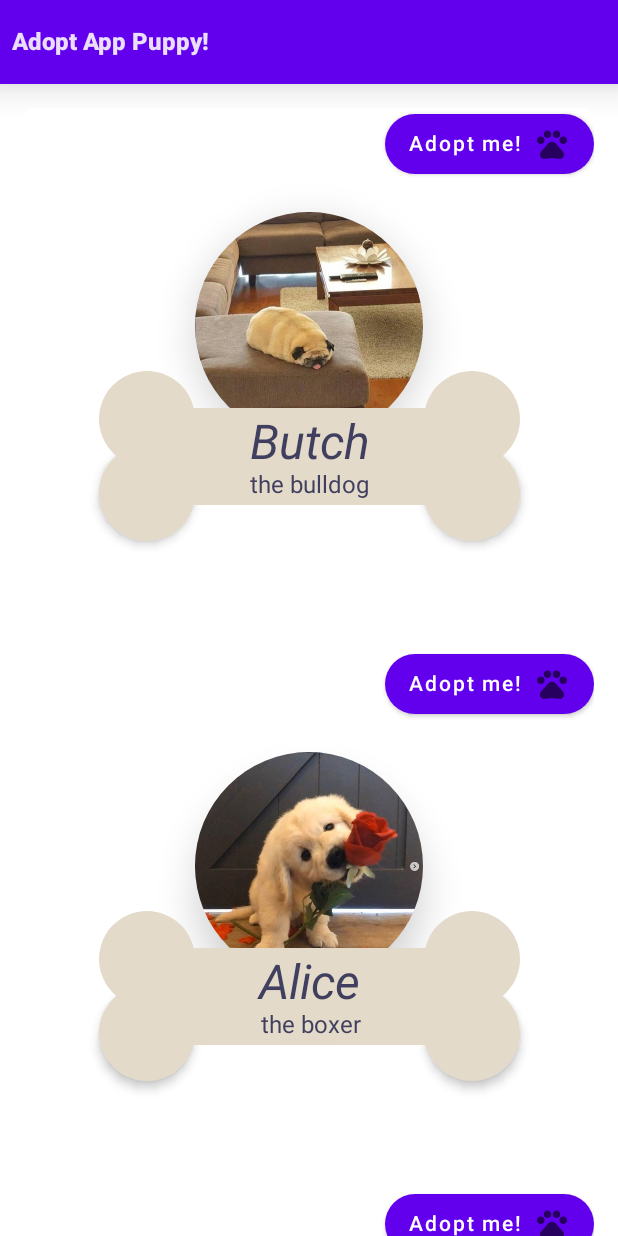
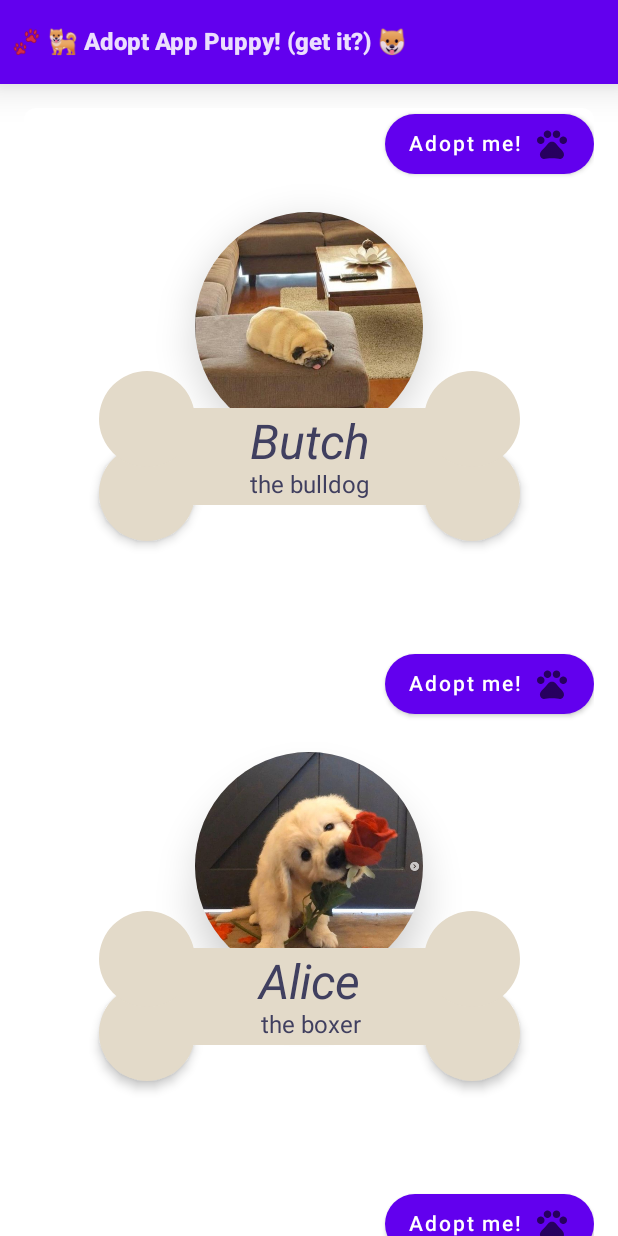
Before and after one commit to NanoSpicer/AdoptAppUppy, an Android app built with Jetpack Compose: the screen it shows after launch (MainActivity), on a phone screen of 412 x 824 dp. Run offline under Robolectric (Android 15) with nearby library versions, the phone set to English and light mode, and no system bars.

Commit message:
Adds icon

```diff
--- a/app/src/main/java/com/example/androiddevchallenge/MainActivity.kt
+++ b/app/src/main/java/com/example/androiddevchallenge/MainActivity.kt
@@ -102,7 +102,7 @@ fun Toolbar() {
             modifier = Modifier.padding(horizontal = 8.dp),
             verticalAlignment = Alignment.CenterVertically
         ) {
-            Text("Adopt App Puppy!", fontWeight = FontWeight.ExtraBold)
+            Text("\uD83D\uDC3E \uD83D\uDC15 Adopt App Puppy! (get it?) \uD83D\uDC36", fontWeight = FontWeight.ExtraBold)
         }
     }
 }
```
